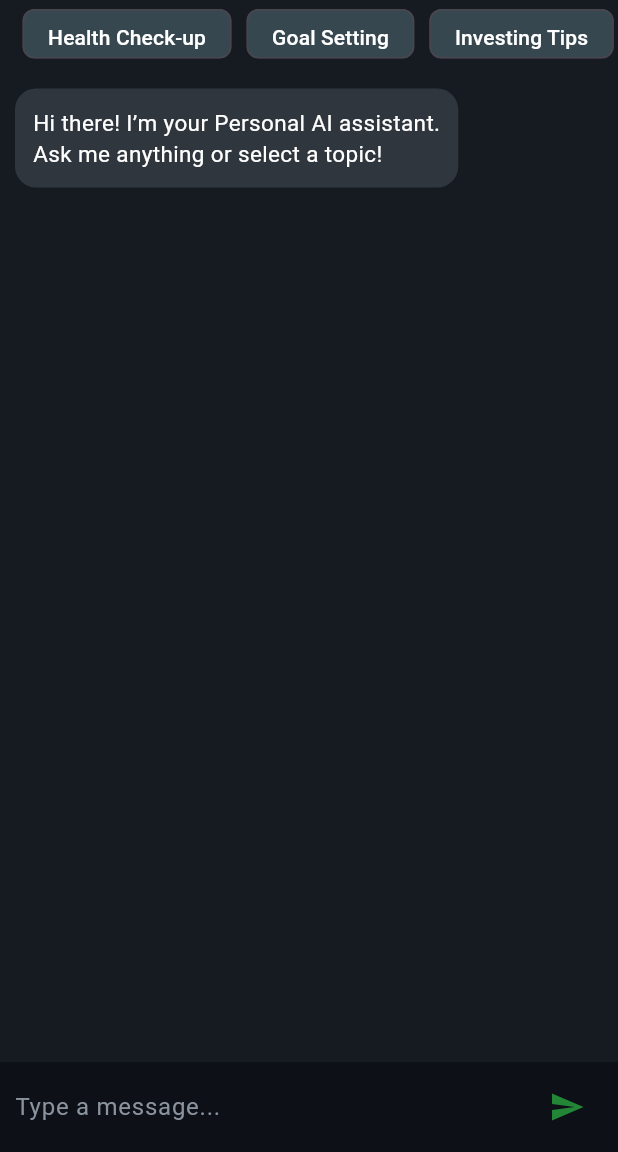
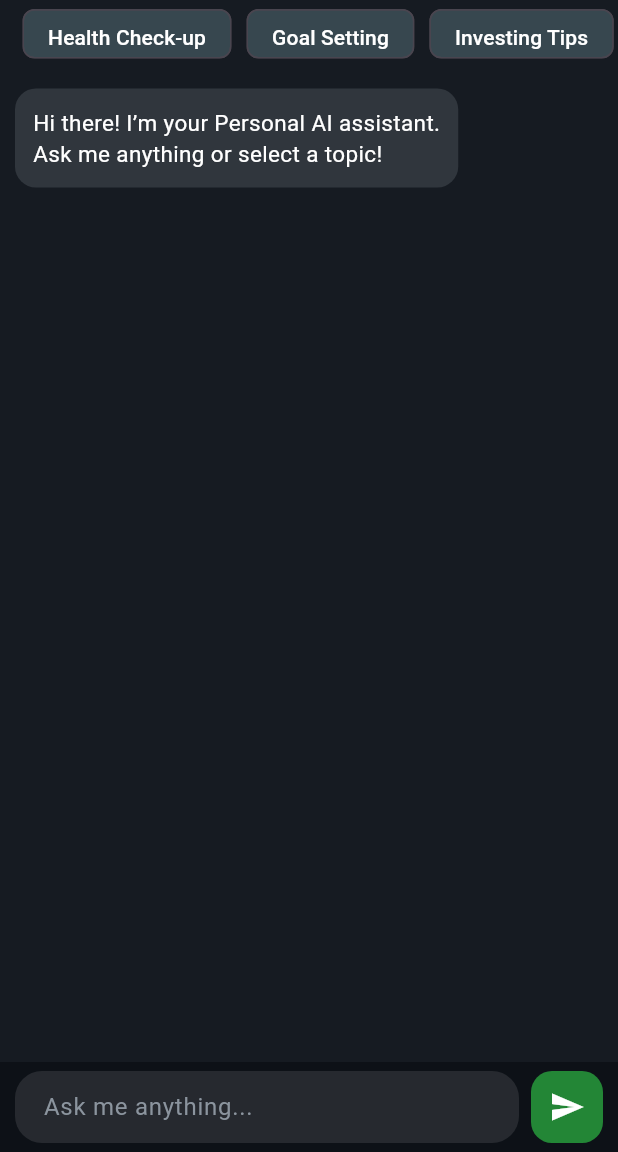
Before and after one commit to achu0722005/mini-project, a Flutter app: the screen it shows after launch, on a phone screen of 412 x 824 dp, the part 84-1236 px from its top. Run offline on Flutter 3.47's test engine with Material 3 defaults, Android fonts, the phone set to English and light mode, and no system bars; our stand-ins replace lottie.

Commit message:
flutter code new version

```diff
--- a/lib/main.dart
+++ b/lib/main.dart
@@ -216,7 +216,12 @@ class _ChatScreenState extends State<ChatScreen> {
   Timer? _inactivityTimer;
   bool _isLoading = false;
   String _selectedLanguage = 'English';
-  static const String _pythonApiUrl = 'https://ai-personal-assistant-zq0q.onrender.com/chatbot';
+
+  // ✅ Updated URLs
+  static const String _renderApiUrl =
+      'https://ai-personal-assistant-zq0q.onrender.com/chatbot';
+  static const String _localApiUrl =
+      'http://10.0.2.2:5000/chatbot'; // use when testing locally in Android emulator
 
   final List<String> _topics = [
     'Health Check-up',
@@ -261,6 +266,7 @@ class _ChatScreenState extends State<ChatScreen> {
     return rawText.replaceAll(regex, '').trim();
   }
 
+  // ✅ Updated message sending logic
   Future<void> _sendMessage(String text) async {
     if (text.trim().isEmpty || _isLoading) return;
     final aiInput = "$text (respond in $_selectedLanguage)";
@@ -272,10 +278,14 @@ class _ChatScreenState extends State<ChatScreen> {
     _scrollToBottom();
     _inactivityTimer?.cancel();
 
+    final List<String> endpoints = [_renderApiUrl, _localApiUrl];
+    bool success = false;
+
+    for (final url in endpoints) {
       try {
         final response = await http
             .post(
-        Uri.parse(_pythonApiUrl),
+          Uri.parse(url),
           headers: {'Content-Type': 'application/json'},
           body: jsonEncode({
             'user_input': aiInput,
@@ -284,19 +294,38 @@ class _ChatScreenState extends State<ChatScreen> {
         )
             .timeout(const Duration(seconds: 25));
 
+        if (response.statusCode == 405) {
+          throw Exception("Server rejected GET method — make sure it's POST route.");
+        } else if (response.statusCode != 200) {
+          throw Exception("Unexpected status: ${response.statusCode}");
+        }
+
         final Map<String, dynamic> data = jsonDecode(response.body);
         final String rawReply = data['response'] ?? "Sorry, I didn’t get that.";
         final List<String> options = _extractOptions(rawReply);
         final String cleanReply = _cleanText(rawReply);
+
         if (!mounted) return;
         setState(() {
           _messages.add(ChatMessage(text: cleanReply, isUser: false, options: options));
         });
+
+        success = true;
+        break;
       } catch (e) {
+        debugPrint("Error connecting to $url → $e");
+        continue;
+      }
+    }
+
+    if (!success) {
       if (!mounted) return;
       setState(() {
         _messages.add(ChatMessage(
-            text: "Error connecting to server: $e\nCheck your Flask server", isUser: false));
+          text:
+          "⚠️ Unable to connect to the chatbot server.\nCheck if Flask or Render server is running.",
+          isUser: false,
+        ));
       });
     }
 
@@ -310,7 +339,7 @@ class _ChatScreenState extends State<ChatScreen> {
     setState(() => _selectedLanguage = newLanguage);
     try {
       final response = await http.post(
-        Uri.parse(_pythonApiUrl),
+        Uri.parse(_renderApiUrl),
         headers: {'Content-Type': 'application/json'},
         body: jsonEncode({
           'user_input': "change_language",
@@ -473,7 +502,8 @@ class _ChatScreenState extends State<ChatScreen> {
                   color: Theme.of(context).textTheme.bodyMedium?.color),
               title: Text('Theme Mode',
                   style: TextStyle(
-                      color: Theme.of(context).textTheme.bodyMedium?.color)),
+                      color:
+                      Theme.of(context).textTheme.bodyMedium?.color)),
               trailing: Switch(
                 value: isDark,
                 onChanged: (_) => themeNotifier.toggleTheme(),
@@ -485,7 +515,8 @@ class _ChatScreenState extends State<ChatScreen> {
                   color: Theme.of(context).textTheme.bodyMedium?.color),
               title: Text('About',
                   style: TextStyle(
-                      color: Theme.of(context).textTheme.bodyMedium?.color)),
+                      color:
+                      Theme.of(context).textTheme.bodyMedium?.color)),
               onTap: () {
                 showAboutDialog(
                   context: context,
@@ -515,8 +546,9 @@ class _ChatScreenState extends State<ChatScreen> {
                   padding: const EdgeInsets.symmetric(horizontal: 5),
                   child: ActionChip(
                     label: Text(topic),
-                    backgroundColor:
-                    isDark ? Colors.blueGrey.shade800 : Colors.blueGrey.shade200,
+                    backgroundColor: isDark
+                        ? Colors.blueGrey.shade800
+                        : Colors.blueGrey.shade200,
                     labelStyle:
                     TextStyle(color: isDark ? Colors.white : Colors.black87),
                     onPressed: () => _sendMessage(topic),
@@ -545,20 +577,33 @@ class _ChatScreenState extends State<ChatScreen> {
                     style: TextStyle(
                         color: Theme.of(context).textTheme.bodyMedium?.color),
                     decoration: InputDecoration(
-                      hintText: "Type a message...",
+                      hintText: 'Ask me anything...',
                       hintStyle:
                       TextStyle(color: isDark ? hintTextColor : lightHintTextColor),
-                      border: InputBorder.none,
+                      border: OutlineInputBorder(
+                        borderRadius: BorderRadius.circular(18),
+                        borderSide: BorderSide.none,
+                      ),
+                      filled: true,
+                      fillColor: isDark
+                          ? Colors.white10
+                          : Colors.grey.withOpacity(0.15),
+                      contentPadding: const EdgeInsets.symmetric(
+                          horizontal: 15, vertical: 10),
                     ),
                     onSubmitted: _sendMessage,
                   ),
                 ),
-                IconButton(
-                  icon: _isLoading
-                      ? CircularProgressIndicator(color: currentSendButtonColor)
-                      : Icon(Icons.send, color: currentSendButtonColor),
-                  onPressed:
-                  _isLoading ? null : () => _sendMessage(_controller.text),
+                const SizedBox(width: 8),
+                Container(
+                  decoration: BoxDecoration(
+                    color: currentSendButtonColor,
+                    borderRadius: BorderRadius.circular(14),
+                  ),
+                  child: IconButton(
+                    icon: const Icon(Icons.send, color: Colors.white),
+                    onPressed: () => _sendMessage(_controller.text),
+                  ),
                 ),
               ],
             ),
```
Lines whose indentation alone changed are shown as unchanged.
